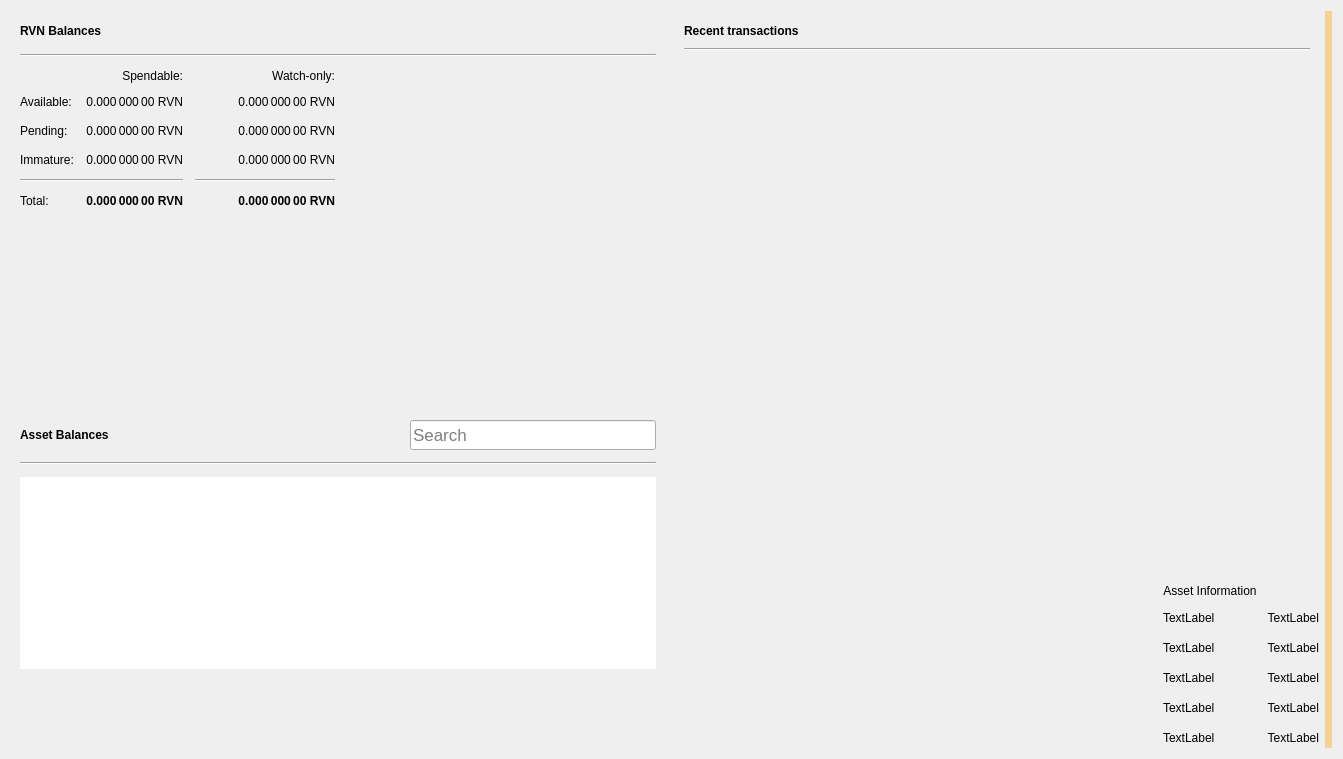
Qt form src/qt/forms/overviewpage.ui (levintest/Ravencoin) before a commit.
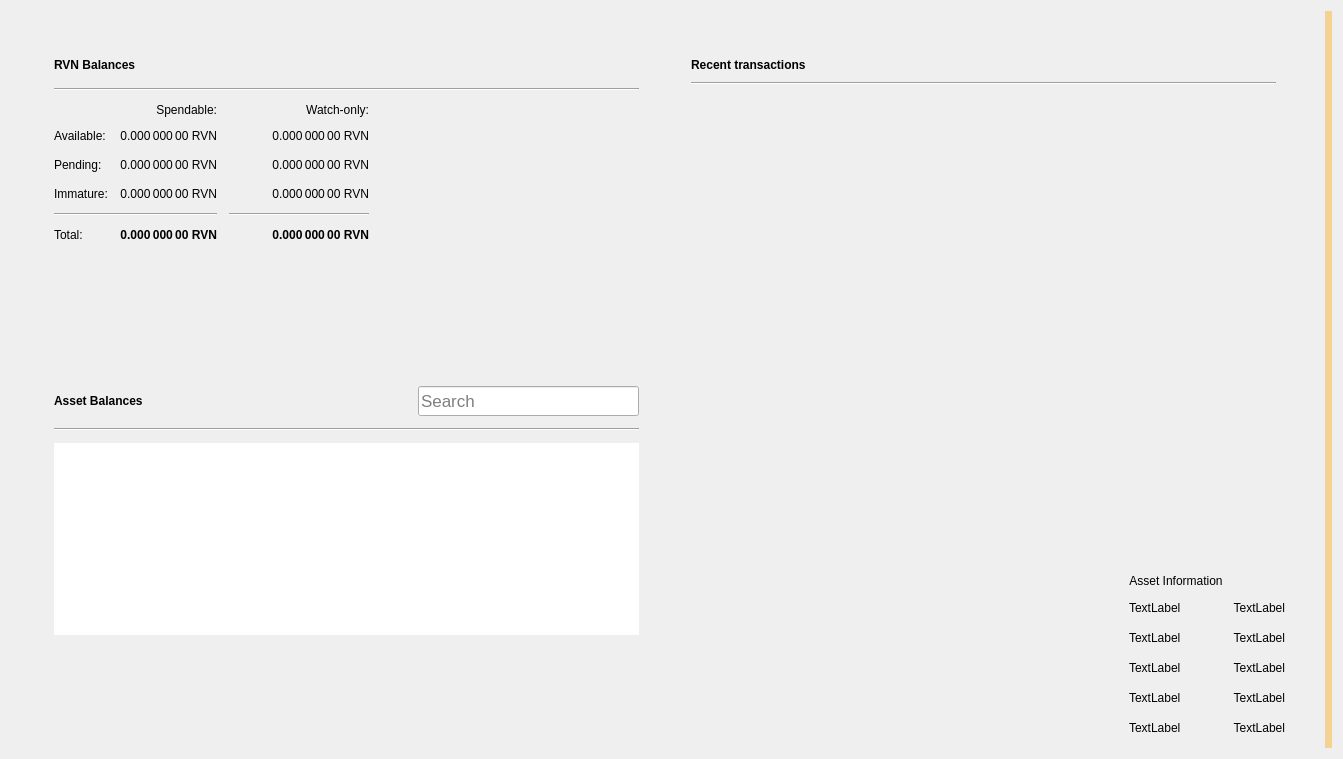
The same form after that commit. Icons and pictures are not drawn.

Diff of the .ui file:
```diff
--- a/src/qt/forms/overviewpage.ui
+++ b/src/qt/forms/overviewpage.ui
@@ -49,6 +49,18 @@
        <property name="spacing">
         <number>10</number>
        </property>
+       <property name="leftMargin">
+        <number>34</number>
+       </property>
+       <property name="topMargin">
+        <number>34</number>
+       </property>
+       <property name="rightMargin">
+        <number>17</number>
+       </property>
+       <property name="bottomMargin">
+        <number>34</number>
+       </property>
        <item>
         <widget class="QFrame" name="frame">
          <property name="sizePolicy">
@@ -641,6 +653,15 @@
         <number>10</number>
        </property>
        <property name="leftMargin">
+        <number>17</number>
+       </property>
+       <property name="topMargin">
+        <number>34</number>
+       </property>
+       <property name="rightMargin">
+        <number>34</number>
+       </property>
+       <property name="bottomMargin">
         <number>10</number>
        </property>
        <item>
```
